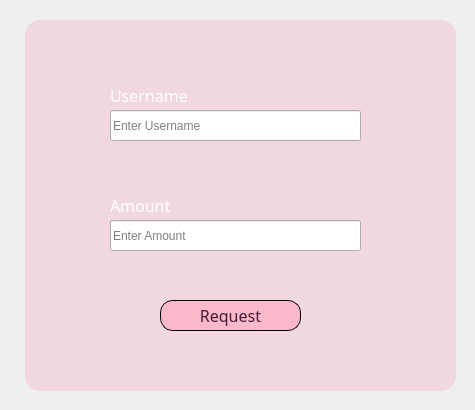
Roro-2004/m7fazty, file m7fazty/requestmoney_dialog.ui: the form before one commit.
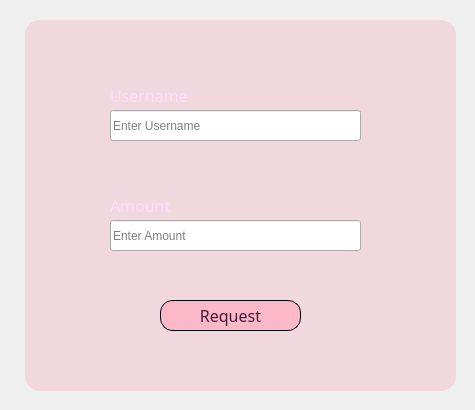
The form after the commit. Icons and pictures are not drawn.

Patch:
```diff
--- a/m7fazty/requestmoney_dialog.ui
+++ b/m7fazty/requestmoney_dialog.ui
@@ -92,8 +92,8 @@
        <brush brushstyle="SolidPattern">
         <color alpha="255">
          <red>255</red>
-         <green>255</green>
-         <blue>255</blue>
+         <green>219</green>
+         <blue>252</blue>
         </color>
        </brush>
       </colorrole>
@@ -103,8 +103,8 @@
        <brush brushstyle="SolidPattern">
         <color alpha="255">
          <red>255</red>
-         <green>255</green>
-         <blue>255</blue>
+         <green>219</green>
+         <blue>252</blue>
         </color>
        </brush>
       </colorrole>
@@ -138,8 +138,8 @@
        <brush brushstyle="SolidPattern">
         <color alpha="255">
          <red>255</red>
-         <green>255</green>
-         <blue>255</blue>
+         <green>219</green>
+         <blue>252</blue>
         </color>
        </brush>
       </colorrole>
@@ -158,8 +158,8 @@
        <brush brushstyle="SolidPattern">
         <color alpha="255">
          <red>255</red>
-         <green>255</green>
-         <blue>255</blue>
+         <green>219</green>
+         <blue>252</blue>
         </color>
        </brush>
       </colorrole>
```
